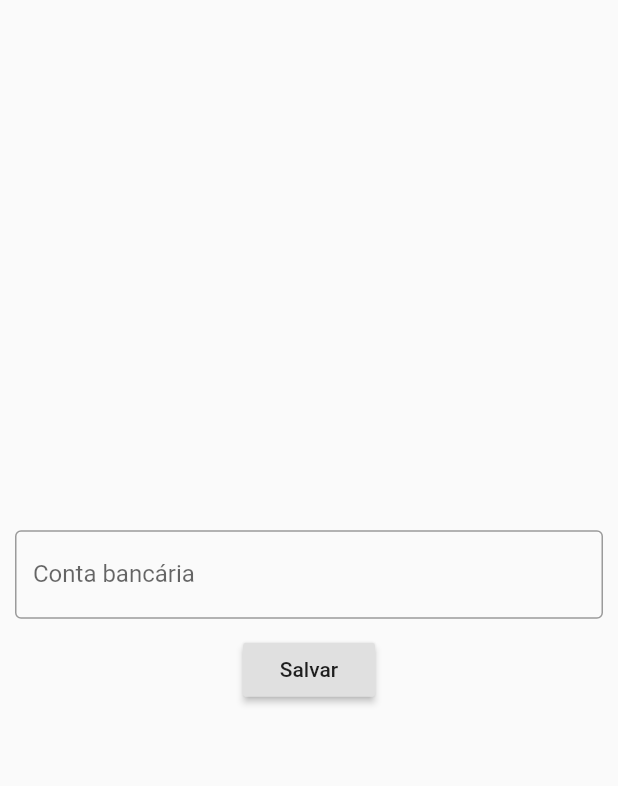
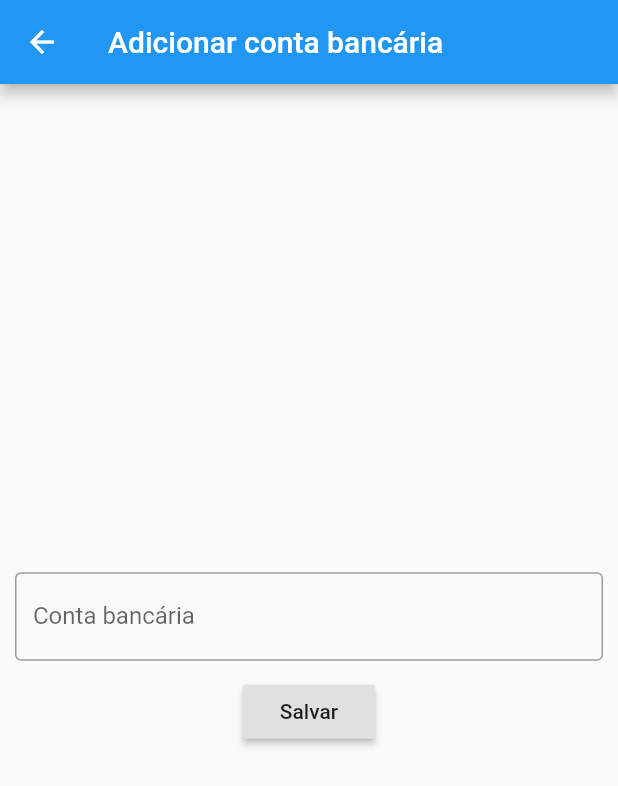
Before and after one commit to drianoaz/flutter-estudos, a Flutter app: the AddBankAccount screen opened directly, on a phone screen of 412 x 824 dp. Shown: the top 786 px of the screen. Run offline on Flutter 3.47's test engine with Material 2 defaults, Android fonts, the light colour scheme and no system bars; our stand-ins replace cloud_firestore, firebase_auth, firebase_storage, google_sign_in, image_picker, share and 2 more; accounts and stored records are empty.

Commit message:
chore: add appbar

```diff
--- a/projects/poc_gerenciamento_de_estados/lib/add_bank_account.dart
+++ b/projects/poc_gerenciamento_de_estados/lib/add_bank_account.dart
@@ -27,6 +27,9 @@ class _AddBankAccountState extends State<AddBankAccount> {
   Widget build(BuildContext context) {
     return Scaffold(
       key: key,
+      appBar: AppBar(
+        title: Text("Adicionar conta bancária"),
+      ),
       body: Container(
         alignment: Alignment.center,
         padding: EdgeInsets.symmetric(horizontal: 10.0),
```
